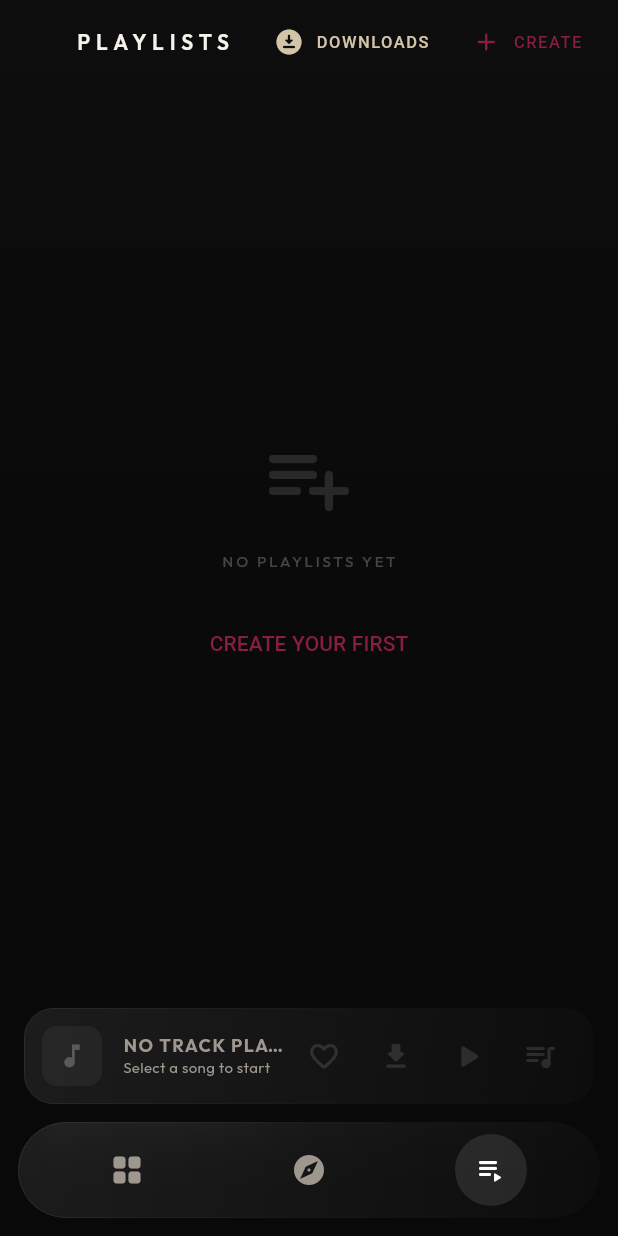
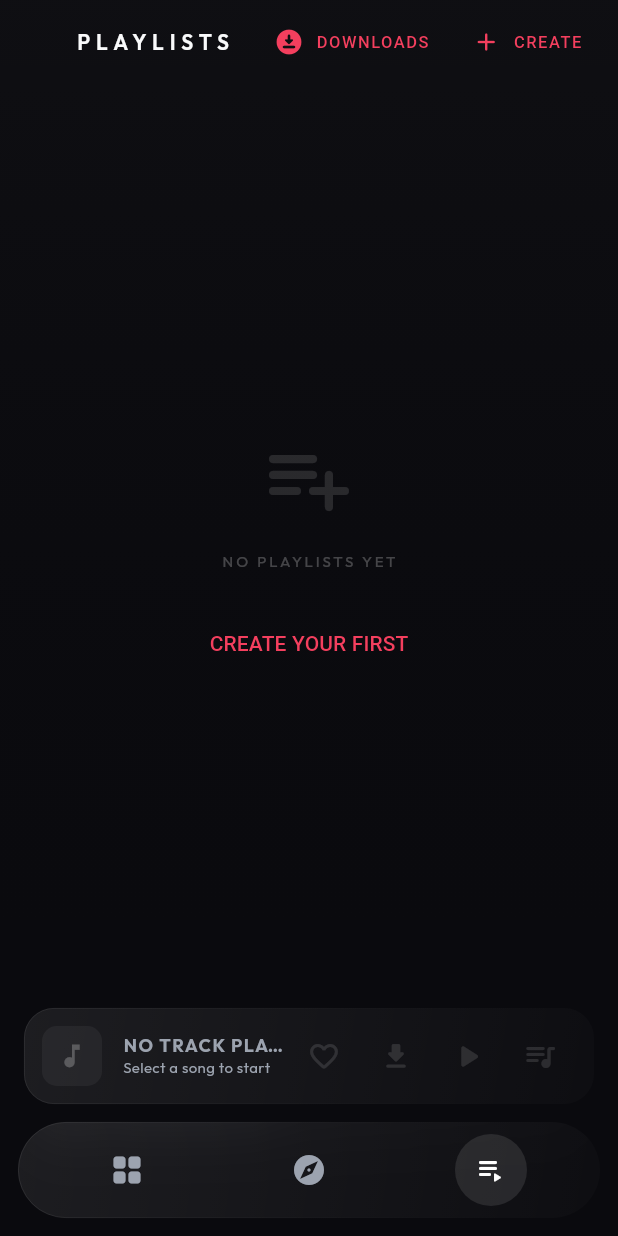
Before and after one commit to D1gNa0/Kerlyss, a Flutter app: the screen it shows after launch, item 3 of the bottom bar chosen, on a phone screen of 412 x 824 dp. Run offline on Flutter 3.47's test engine with Material 3 defaults, Android fonts, the phone set to English and light mode, and no system bars; drawn by our look-alikes of glassmorphism; our stand-ins replace audio_service, cached_network_image, dio, flutter_dotenv, flutter_riverpod, google_fonts and 4 more; missing offline and left inert: desktop_drop, window_manager, youtube_explode_dart; accounts and stored records are empty; generated files the repository leaves out were written again; network calls fail.

Commit message:
feat: implement GlowEdgeContainer and update AetherColors to Warm Crimson Coral

```diff
--- a/lib/presentation/theme/aether_colors.dart
+++ b/lib/presentation/theme/aether_colors.dart
@@ -1,29 +1,29 @@
 import 'package:flutter/material.dart';
 
 class AetherColors {
-  // Primary Backdrop (Deep Charcoal Black)
-  static const Color deepMatteBlack = Color(0xFF0A090A);
-  static const Color ultraDarkGray = Color(0xFF131114);
+  // Primary Backdrop (Dark Charcoal Obsidian)
+  static const Color deepMatteBlack = Color(0xFF0A0A0E);
+  static const Color ultraDarkGray = Color(0xFF14141C);
 
   // Glass Elements
   static const Color glassWhite = Color(0x1AFFFFFF); // 10% white
-  static const Color glassBorder = Color(0x14FFFFFF); // 8% white hairline
+  static const Color glassBorder = Color(0x1AFFFFFF); // 10% white hairline
   static const Color glassShadow = Color(0x4D000000); // 30% black
 
-  // Burgundy & Khaki Luxury Accents
-  static const Color primaryAccent = Color(0xFF8B1E3F); // Velvet Burgundy
-  static const Color secondaryAccent = Color(0xFFC3B091); // Warm Khaki
-  static const Color accentCyan = Color(0xFFD4C5A9); // Soft Cream Khaki
-  static const Color accentAmber = Color(0xFFF59E0B); // Real-Time Sync Amber
+  // Warm Crimson Coral Luxury Accents (Unified Palette)
+  static const Color primaryAccent = Color(0xFFF43F5E); // Warm Crimson Coral
+  static const Color secondaryAccent = Color(0xFFFB7185); // Crimson Glow Highlight
+  static const Color accentCyan = Color(0xFFF43F5E); // Unified with Primary Accent
+  static const Color accentAmber = Color(0xFFF43F5E); // Unified with Primary Accent
 
-  // Text
-  static const Color textPrimary = Color(0xFFF5F2EB); // Cream White
-  static const Color textSecondary = Color(0xFF9E978E); // Soft Khaki Gray
+  // Text & Typography
+  static const Color textPrimary = Color(0xFFF9FAFB); // Cream Off-White
+  static const Color textSecondary = Color(0xFF9CA3AF); // Soft Slate Gray
 
   // Status & Notifications
   static const Color error = Color(0xFFEF4444);
   static const Color warning = Color(0xFFF59E0B);
-  static const Color success = Color(0xFF34D399);
+  static const Color success = Color(0xFF10B981);
 
   // Network Configuration
   static const String androidUserAgent = 'Mozilla/5.0 (Linux; Android 13; SM-S918B) AppleWebKit/537.36 (KHTML, like Gecko) Chrome/112.0.0.0 Mobile Safari/537.36';
```
Also changed, not shown: lib/presentation/common/glow_edge_container.dart (added, +70 -0 lines), 2 other files.
